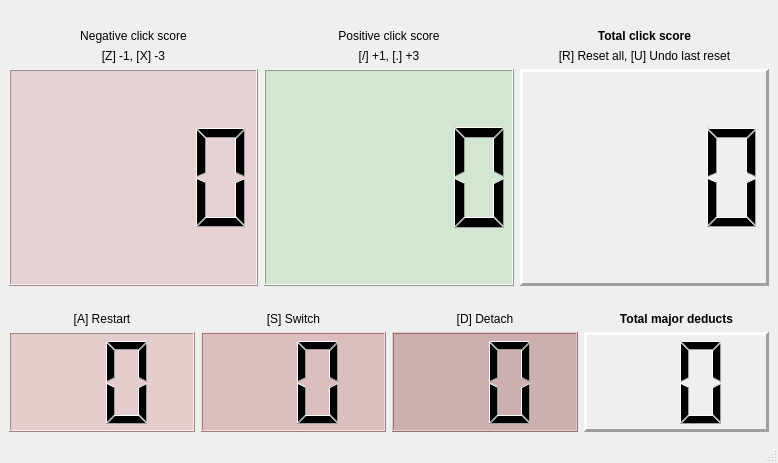
The window that mainwindow.ui (elephark/44clicker) describes before a commit, drawn with Qt 5.
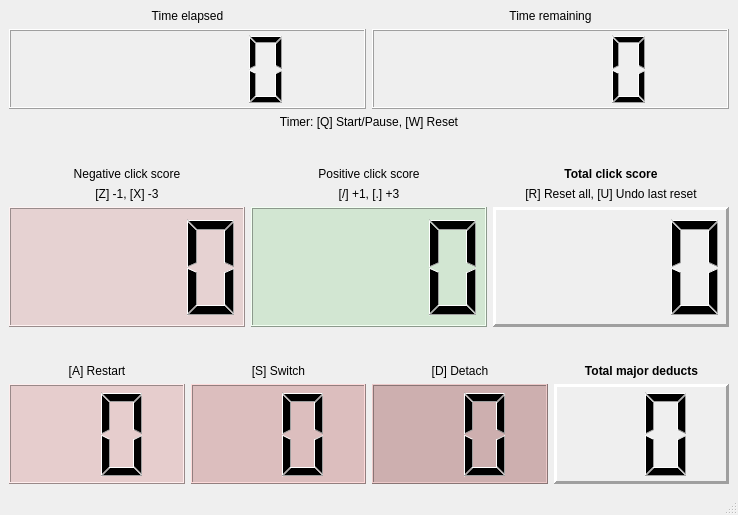
The same window after the commit.

Commit message: Got started on the timer. Put basic UI stuff and some skeleton code in place.

```diff
--- a/mainwindow.ui
+++ b/mainwindow.ui
@@ -6,8 +6,8 @@
    <rect>
     <x>0</x>
     <y>0</y>
-    <width>778</width>
-    <height>463</height>
+    <width>738</width>
+    <height>515</height>
    </rect>
   </property>
   <property name="windowTitle">
@@ -48,6 +48,80 @@
    <layout class="QVBoxLayout" name="verticalLayout_2">
     <item>
      <layout class="QVBoxLayout" name="verticalLayout">
+      <item>
+       <layout class="QHBoxLayout" name="timerLayout">
+        <item>
+         <layout class="QVBoxLayout" name="timeElapsedLayout">
+          <item>
+           <widget class="QLabel" name="timeElapsedLabel">
+            <property name="text">
+             <string>Time elapsed</string>
+            </property>
+            <property name="alignment">
+             <set>Qt::AlignBottom|Qt::AlignHCenter</set>
+            </property>
+           </widget>
+          </item>
+          <item>
+           <widget class="QLCDNumber" name="timeElapsedLcd">
+            <property name="minimumSize">
+             <size>
+              <width>0</width>
+              <height>80</height>
+             </size>
+            </property>
+            <property name="digitCount">
+             <number>5</number>
+            </property>
+           </widget>
+          </item>
+         </layout>
+        </item>
+        <item>
+         <layout class="QVBoxLayout" name="timeRemainingLayout">
+          <item>
+           <widget class="QLabel" name="timeRemainingLabel">
+            <property name="sizePolicy">
+             <sizepolicy hsizetype="Preferred" vsizetype="Preferred">
+              <horstretch>0</horstretch>
+              <verstretch>0</verstretch>
+             </sizepolicy>
+            </property>
+            <property name="text">
+             <string>Time remaining</string>
+            </property>
+            <property name="alignment">
+             <set>Qt::AlignBottom|Qt::AlignHCenter</set>
+            </property>
+           </widget>
+          </item>
+          <item>
+           <widget class="QLCDNumber" name="timeRemainingLcd">
+            <property name="minimumSize">
+             <size>
+              <width>0</width>
+              <height>80</height>
+             </size>
+            </property>
+            <property name="digitCount">
+             <number>5</number>
+            </property>
+           </widget>
+          </item>
+         </layout>
+        </item>
+       </layout>
+      </item>
+      <item>
+       <widget class="QLabel" name="label">
+        <property name="text">
+         <string>Timer: [Q] Start/Pause, [W] Reset</string>
+        </property>
+        <property name="alignment">
+         <set>Qt::AlignHCenter|Qt::AlignTop</set>
+        </property>
+       </widget>
+      </item>
       <item>
        <layout class="QHBoxLayout" name="horizontalLayout">
         <item>
@@ -88,11 +162,17 @@
           <item>
            <widget class="QLCDNumber" name="minusClicksLcd">
             <property name="sizePolicy">
-             <sizepolicy hsizetype="Minimum" vsizetype="Expanding">
+             <sizepolicy hsizetype="Minimum" vsizetype="Fixed">
               <horstretch>0</horstretch>
               <verstretch>1</verstretch>
              </sizepolicy>
             </property>
+            <property name="minimumSize">
+             <size>
+              <width>0</width>
+              <height>120</height>
+             </size>
+            </property>
             <property name="digitCount">
              <number>4</number>
             </property>
@@ -151,11 +231,17 @@
           <item>
            <widget class="QLCDNumber" name="plusClicksLcd">
             <property name="sizePolicy">
-             <sizepolicy hsizetype="Minimum" vsizetype="Expanding">
+             <sizepolicy hsizetype="Minimum" vsizetype="Fixed">
               <horstretch>0</horstretch>
               <verstretch>1</verstretch>
              </sizepolicy>
             </property>
+            <property name="minimumSize">
+             <size>
+              <width>0</width>
+              <height>120</height>
+             </size>
+            </property>
             <property name="digitCount">
              <number>4</number>
             </property>
@@ -214,11 +300,17 @@
           <item>
            <widget class="QLCDNumber" name="totalClicksLcd">
             <property name="sizePolicy">
-             <sizepolicy hsizetype="Minimum" vsizetype="Expanding">
+             <sizepolicy hsizetype="Minimum" vsizetype="Fixed">
               <horstretch>0</horstretch>
               <verstretch>1</verstretch>
              </sizepolicy>
             </property>
+            <property name="minimumSize">
+             <size>
+              <width>0</width>
+              <height>120</height>
+             </size>
+            </property>
             <property name="frameShape">
              <enum>QFrame::Panel</enum>
             </property>
@@ -266,6 +358,12 @@
           </item>
           <item>
            <widget class="QLCDNumber" name="majDeductLv1Lcd">
+            <property name="sizePolicy">
+             <sizepolicy hsizetype="Minimum" vsizetype="Fixed">
+              <horstretch>0</horstretch>
+              <verstretch>0</verstretch>
+             </sizepolicy>
+            </property>
             <property name="minimumSize">
              <size>
               <width>0</width>
@@ -293,6 +391,12 @@
           </item>
           <item>
            <widget class="QLCDNumber" name="majDeductLv2Lcd">
+            <property name="sizePolicy">
+             <sizepolicy hsizetype="Minimum" vsizetype="Fixed">
+              <horstretch>0</horstretch>
+              <verstretch>0</verstretch>
+             </sizepolicy>
+            </property>
             <property name="minimumSize">
              <size>
               <width>0</width>
@@ -320,6 +424,12 @@
           </item>
           <item>
            <widget class="QLCDNumber" name="majDeductLv3Lcd">
+            <property name="sizePolicy">
+             <sizepolicy hsizetype="Minimum" vsizetype="Fixed">
+              <horstretch>0</horstretch>
+              <verstretch>0</verstretch>
+             </sizepolicy>
+            </property>
             <property name="minimumSize">
              <size>
               <width>0</width>
@@ -348,7 +458,7 @@
           <item>
            <widget class="QLCDNumber" name="majDeductTotalLcd">
             <property name="sizePolicy">
-             <sizepolicy hsizetype="Minimum" vsizetype="Minimum">
+             <sizepolicy hsizetype="Minimum" vsizetype="Fixed">
               <horstretch>0</horstretch>
               <verstretch>0</verstretch>
              </sizepolicy>
```
Left out of the diff: 2 changed lines with no effect on the pictures. The commit also changes 2 other files.
